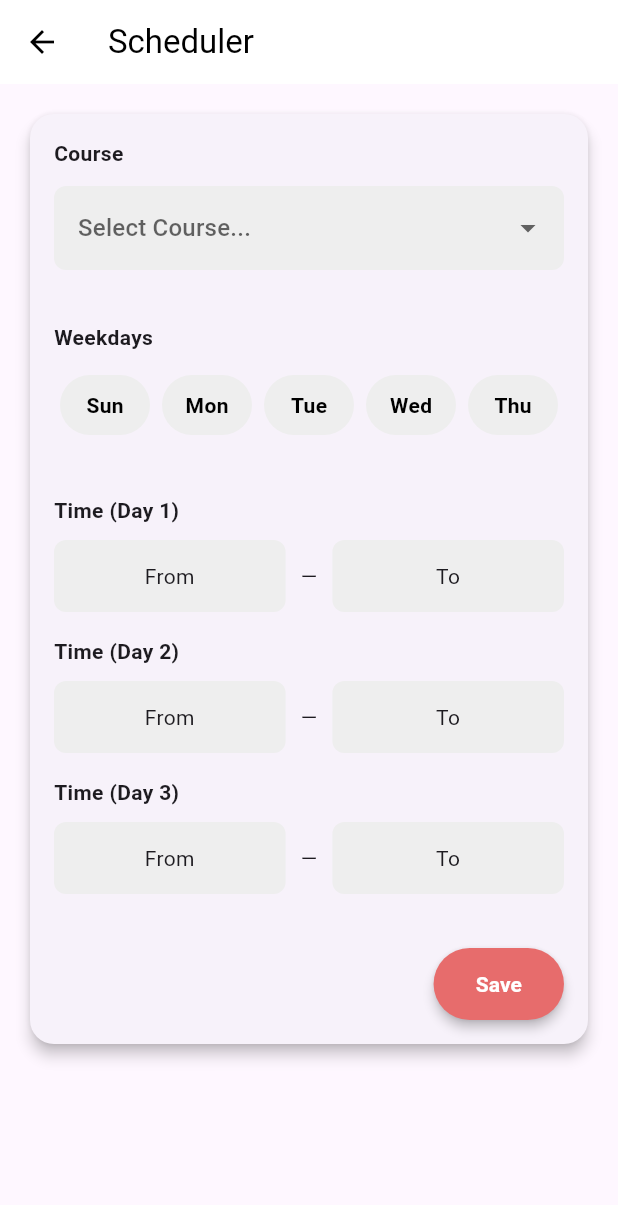
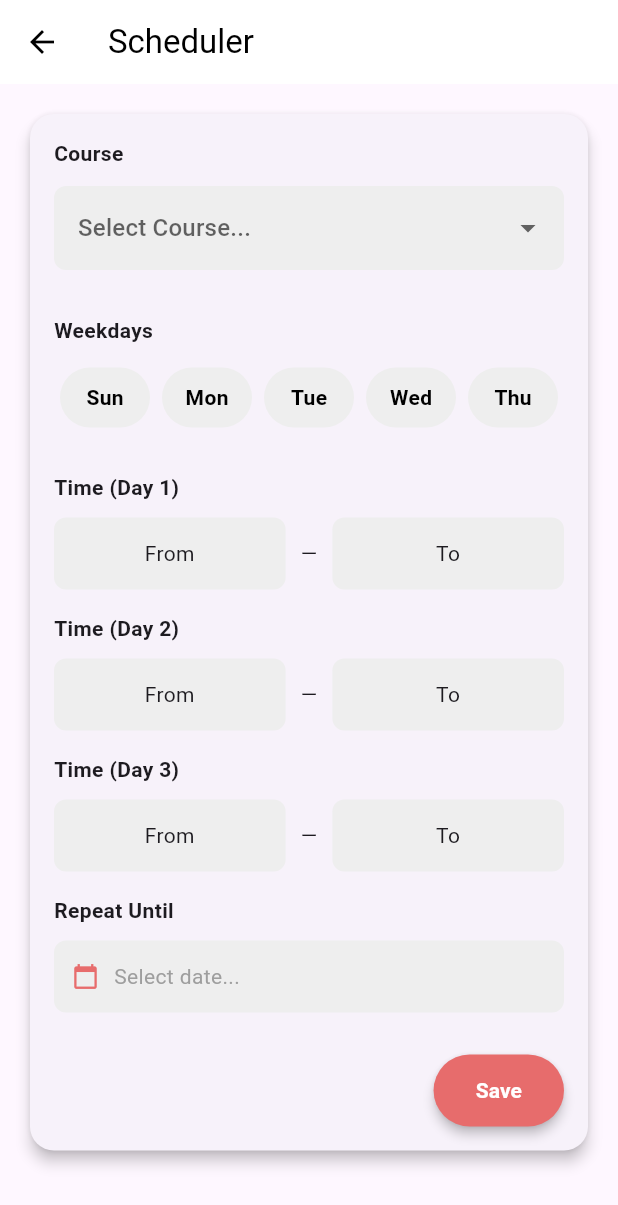
Before and after one commit to adityasaha03/AUSTmate, a Flutter app: the SchedulerPage screen opened directly, on a phone screen of 412 x 824 dp. Shown: the top 1205 px of the screen. Run offline on Flutter 3.47's test engine with Material 3 defaults, Android fonts, the phone set to English and light mode, and no system bars; our stand-ins replace flutter_secure_storage, google_sign_in, supabase_flutter, webview_flutter; accounts and stored records are empty; network calls fail.

Commit message:
updates: connect to google, event creation functionality

```diff
--- a/austmate/lib/pages/scheduler_page.dart
+++ b/austmate/lib/pages/scheduler_page.dart
@@ -1,3 +1,4 @@
+import 'package:austmate/services/calendar_service.dart';
 import 'package:flutter/material.dart';
 
 class SchedulerPage extends StatefulWidget {
@@ -9,6 +10,8 @@ class SchedulerPage extends StatefulWidget {
 
 class _SchedulerPageState extends State<SchedulerPage> {
   String? selectedCourse;
+  DateTime? repeatUntil;
+  bool _saving = false;
 
   Map<String, bool> weekdays = {
     "Sunday": false,
@@ -22,16 +25,31 @@ class _SchedulerPageState extends State<SchedulerPage> {
   TimeOfDay? twoFrom, twoTo;
   TimeOfDay? threeFrom, threeTo;
 
-  Future<void> pickTime(BuildContext context, Function(TimeOfDay) onPicked) async {
-    final TimeOfDay? picked = await showTimePicker(
-      context: context,
-      initialTime: TimeOfDay.now(),
-    );
+  Future<void> _pickTime(
+      BuildContext context, Function(TimeOfDay) onPicked) async {
+    final picked = await showTimePicker(
+        context: context, initialTime: TimeOfDay.now());
     if (picked != null) onPicked(picked);
   }
 
-  Widget buildTimeRow(String label, TimeOfDay? from, TimeOfDay? to,
-      Function(TimeOfDay) onFrom, Function(TimeOfDay) onTo) {
+  Future<void> _pickRepeatUntil() async {
+    final picked = await showDatePicker(
+      context: context,
+      initialDate: DateTime.now().add(const Duration(days: 7)),
+      firstDate: DateTime.now().add(const Duration(days: 1)),
+      lastDate: DateTime.now().add(const Duration(days: 365)),
+      helpText: "Repeat events until...",
+    );
+    if (picked != null) setState(() => repeatUntil = picked);
+  }
+
+  Widget _buildTimeRow(
+    String label,
+    TimeOfDay? from,
+    TimeOfDay? to,
+    Function(TimeOfDay) onFrom,
+    Function(TimeOfDay) onTo,
+  ) {
     return Column(
       crossAxisAlignment: CrossAxisAlignment.start,
       children: [
@@ -41,14 +59,16 @@ class _SchedulerPageState extends State<SchedulerPage> {
           children: [
             Expanded(
               child: GestureDetector(
-                onTap: () => pickTime(context, onFrom),
+                onTap: () => _pickTime(context, onFrom),
                 child: Container(
-                  padding: const EdgeInsets.symmetric(vertical: 14, horizontal: 12),
+                  padding: const EdgeInsets.symmetric(
+                      vertical: 14, horizontal: 12),
                   decoration: BoxDecoration(
                     color: Colors.grey.shade200,
                     borderRadius: BorderRadius.circular(8),
                   ),
-                  child: Text(from?.format(context) ?? "From",textAlign: TextAlign.center),
+                  child: Text(from?.format(context) ?? "From",
+                      textAlign: TextAlign.center),
                 ),
               ),
             ),
@@ -57,14 +77,16 @@ class _SchedulerPageState extends State<SchedulerPage> {
             const SizedBox(width: 10),
             Expanded(
               child: GestureDetector(
-                onTap: () => pickTime(context, onTo),
+                onTap: () => _pickTime(context, onTo),
                 child: Container(
-                  padding: const EdgeInsets.symmetric(vertical: 14, horizontal: 12),
+                  padding: const EdgeInsets.symmetric(
+                      vertical: 14, horizontal: 12),
                   decoration: BoxDecoration(
                     color: Colors.grey.shade200,
                     borderRadius: BorderRadius.circular(8),
                   ),
-                  child: Text(to?.format(context) ?? "To", textAlign: TextAlign.center),
+                  child: Text(to?.format(context) ?? "To",
+                      textAlign: TextAlign.center),
                 ),
               ),
             ),
@@ -75,8 +97,67 @@ class _SchedulerPageState extends State<SchedulerPage> {
     );
   }
 
+  void _snack(String msg) =>
+      ScaffoldMessenger.of(context).showSnackBar(SnackBar(content: Text(msg)));
+
+  Future<void> _save() async {
+    if (selectedCourse == null) {
+      _snack("Please select a course.");
+      return;
+    }
+
+    final selectedDays = weekdays.entries
+        .where((e) => e.value)
+        .map((e) => e.key)
+        .toList();
+
+    if (selectedDays.isEmpty) {
+      _snack("Please select at least one weekday.");
+      return;
+    }
+
+    if (repeatUntil == null) {
+      _snack("Please set a repeat-until date.");
+      return;
+    }
+
+    // Each selected day maps to its own time slot
+    final startTimes = [oneFrom, twoFrom, threeFrom];
+    final endTimes = [oneTo, twoTo, threeTo];
+
+    for (int i = 0; i < selectedDays.length; i++) {
+      final start = i < startTimes.length ? startTimes[i] : null;
+      final end = i < endTimes.length ? endTimes[i] : null;
+      if (start == null || end == null) {
+        _snack("Please set times for Day ${i + 1}.");
+        return;
+      }
+    }
+
+    setState(() => _saving = true);
+
+    try {
+      await CalendarService.createEventsForSchedule(
+        courseName: selectedCourse!,
+        selectedDays: selectedDays,
+        startTimes: startTimes,
+        endTimes: endTimes,
+        repeatUntil: repeatUntil!,
+      );
+      _snack("Schedule saved to Google Calendar ✅");
+    } catch (e) {
+      _snack("Failed: $e");
+    } finally {
+      setState(() => _saving = false);
+    }
+  }
+
   @override
   Widget build(BuildContext context) {
+    final repeatLabel = repeatUntil == null
+        ? "Select date..."
+        : "${repeatUntil!.year}-${_pad(repeatUntil!.month)}-${_pad(repeatUntil!.day)}";
+
     return Scaffold(
       appBar: AppBar(
         title: const Text("Scheduler"),
@@ -89,8 +170,7 @@ class _SchedulerPageState extends State<SchedulerPage> {
         padding: const EdgeInsets.all(16),
         child: Card(
           shape: RoundedRectangleBorder(
-          borderRadius: BorderRadius.circular(16),
-        ),
+              borderRadius: BorderRadius.circular(16)),
           elevation: 4,
           child: Padding(
             padding: const EdgeInsets.all(16),
@@ -98,8 +178,7 @@ class _SchedulerPageState extends State<SchedulerPage> {
               child: Column(
                 crossAxisAlignment: CrossAxisAlignment.start,
                 children: [
-
-
+                  // Course
                   const Text("Course",
                       style: TextStyle(fontWeight: FontWeight.bold)),
                   const SizedBox(height: 12),
@@ -115,33 +194,25 @@ class _SchedulerPageState extends State<SchedulerPage> {
                     ),
                     hint: const Text("Select Course..."),
                     items: ["CSE2100", "CSE2103", "CSE2105"]
-                      .map((course) => DropdownMenuItem(
-                            value: course,
-                            child: Text(course),
-                          ))
+                        .map((c) =>
+                            DropdownMenuItem(value: c, child: Text(c)))
                         .toList(),
-                  onChanged: (value) {
-                    setState(() => selectedCourse = value);
-                  },
+                    onChanged: (v) => setState(() => selectedCourse = v),
                   ),
 
-                const SizedBox(height: 35),
+                  const SizedBox(height: 30),
 
-
+                  // Weekdays
                   const Text("Weekdays",
                       style: TextStyle(fontWeight: FontWeight.bold)),
                   const SizedBox(height: 15),
                   Row(
                     children: weekdays.keys.map((day) {
-                    final bool isSelected = weekdays[day]!;
-
+                      final isSelected = weekdays[day]!;
                       return Expanded(
                         child: GestureDetector(
-                        onTap: () {
-                          setState(() {
-                            weekdays[day] = !isSelected;
-                          });
-                        },
+                          onTap: () =>
+                              setState(() => weekdays[day] = !isSelected),
                           child: AnimatedContainer(
                             duration: const Duration(milliseconds: 200),
                             margin:
@@ -152,8 +223,7 @@ class _SchedulerPageState extends State<SchedulerPage> {
                               color: isSelected
                                   ? const Color(0xFFE76C6C)
                                   : Colors.grey.shade200,
-                            borderRadius:
-                                BorderRadius.circular(25),
+                              borderRadius: BorderRadius.circular(25),
                             ),
                             child: Center(
                               child: Text(
@@ -172,61 +242,86 @@ class _SchedulerPageState extends State<SchedulerPage> {
                     }).toList(),
                   ),
 
-                const SizedBox(height: 40),
+                  const SizedBox(height: 30),
 
-
-                buildTimeRow(
+                  // Time slots
+                  _buildTimeRow(
                     "Time (Day 1)",
-                  oneFrom,
-                  oneTo,
-                  (val) => setState(() => oneFrom = val),
-                  (val) => setState(() => oneTo = val),
+                    oneFrom, oneTo,
+                    (v) => setState(() => oneFrom = v),
+                    (v) => setState(() => oneTo = v),
+                  ),
+                  _buildTimeRow(
+                    "Time (Day 2)",
+                    twoFrom, twoTo,
+                    (v) => setState(() => twoFrom = v),
+                    (v) => setState(() => twoTo = v),
+                  ),
+                  _buildTimeRow(
+                    "Time (Day 3)",
+                    threeFrom, threeTo,
+                    (v) => setState(() => threeFrom = v),
+                    (v) => setState(() => threeTo = v),
                   ),
 
-                buildTimeRow(
-                  "Time (Day 2)",
-                  twoFrom,
-                  twoTo,
-                  (val) => setState(() => twoFrom = val),
-                  (val) => setState(() => twoTo = val),
+                  // Repeat Until
+                  const Text("Repeat Until",
+                      style: TextStyle(fontWeight: FontWeight.bold)),
+                  const SizedBox(height: 10),
+                  GestureDetector(
+                    onTap: _pickRepeatUntil,
+                    child: Container(
+                      width: double.infinity,
+                      padding: const EdgeInsets.symmetric(
+                          vertical: 14, horizontal: 12),
+                      decoration: BoxDecoration(
+                        color: Colors.grey.shade200,
+                        borderRadius: BorderRadius.circular(8),
+                      ),
+                      child: Row(
+                        children: [
+                          const Icon(Icons.calendar_today,
+                              size: 18, color: Color(0xFFE76C6C)),
+                          const SizedBox(width: 10),
+                          Text(
+                            repeatLabel,
+                            style: TextStyle(
+                              color: repeatUntil == null
+                                  ? Colors.grey
+                                  : Colors.black,
+                            ),
+                          ),
+                        ],
+                      ),
+                    ),
                   ),
 
-                buildTimeRow(
-                  "Time (Day 3)",
-                  threeFrom,
-                  threeTo,
-                  (val) => setState(() => threeFrom = val),
-                  (val) => setState(() => threeTo = val),
-                ),
+                  const SizedBox(height: 28),
 
-                const SizedBox(height: 20),
-
-
+                  // Save button
                   Align(
                     alignment: Alignment.centerRight,
                     child: ElevatedButton(
-                    onPressed: () {
-                    },
+                      onPressed: _saving ? null : _save,
                       style: ElevatedButton.styleFrom(
-                      backgroundColor:
-                          const Color(0xFFE76C6C),
+                        backgroundColor: const Color(0xFFE76C6C),
                         foregroundColor: Colors.white,
                         padding: const EdgeInsets.symmetric(
-                        horizontal: 28,
-                        vertical: 14,
-                      ),
+                            horizontal: 28, vertical: 14),
                         shape: RoundedRectangleBorder(
-                        borderRadius:
-                            BorderRadius.circular(30),
+                          borderRadius: BorderRadius.circular(30),
                         ),
                         elevation: 3,
                       ),
-                    child: const Text(
-                      "Save",
-                      style: TextStyle(
-                        fontWeight: FontWeight.w600,
-                      ),
-                    ),
+                      child: _saving
+                          ? const SizedBox(
+                              width: 20,
+                              height: 20,
+                              child: CircularProgressIndicator(
+                                  color: Colors.white, strokeWidth: 2))
+                          : const Text("Save",
+                              style:
+                                  TextStyle(fontWeight: FontWeight.w600)),
                     ),
                   ),
                 ],
@@ -237,4 +332,6 @@ class _SchedulerPageState extends State<SchedulerPage> {
       ),
     );
   }
+
+  String _pad(int n) => n.toString().padLeft(2, '0');
 }
--- /dev/null
+++ b/austmate/lib/services/calendar_service.dart
@@ -0,0 +1,123 @@
+import 'dart:convert';
+import 'package:flutter/material.dart';
+import 'package:http/http.dart' as http;
+import 'package:austmate/services/google_auth_service.dart';
+
+class CalendarService {
+  static const _url =
+      'https://www.googleapis.com/calendar/v3/calendars/primary/events';
+
+  static const _dayMap = {
+    'Sunday': DateTime.sunday,
+    'Monday': DateTime.monday,
+    'Tuesday': DateTime.tuesday,
+    'Wednesday': DateTime.wednesday,
+    'Thursday': DateTime.thursday,
+    'Friday': DateTime.friday,
+    'Saturday': DateTime.saturday,
+  };
+
+  static const _rruleDay = {
+    'Sunday': 'SU',
+    'Monday': 'MO',
+    'Tuesday': 'TU',
+    'Wednesday': 'WE',
+    'Thursday': 'TH',
+    'Friday': 'FR',
+    'Saturday': 'SA',
+  };
+
+  static String _pad(int n) => n.toString().padLeft(2, '0');
+
+  /// Creates a single weekly recurring event for one weekday.
+  static Future<void> createRecurringEvent({
+    required String courseName,
+    required String weekdayName,
+    required TimeOfDay startTime,
+    required TimeOfDay endTime,
+    required DateTime repeatUntil,
+  }) async {
+    final token = await GoogleAuthService.getAccessToken();
+    if (token == null) throw Exception("Not authenticated with Google.");
+
+    // Find the next occurrence of this weekday from today
+    final today = DateTime.now();
+    final targetDay = _dayMap[weekdayName]!;
+    int daysAhead = (targetDay - today.weekday + 7) % 7;
+    if (daysAhead == 0) daysAhead = 7; // if today, schedule for next week
+
+    final firstDate = today.add(Duration(days: daysAhead));
+    final dateStr =
+        '${firstDate.year}-${_pad(firstDate.month)}-${_pad(firstDate.day)}';
+
+    // RRULE UNTIL must be in UTC format: 20251231T000000Z
+    final untilStr =
+        '${repeatUntil.year}${_pad(repeatUntil.month)}${_pad(repeatUntil.day)}T000000Z';
+
+    final rruleDay = _rruleDay[weekdayName]!;
+
+    final body = jsonEncode({
+      "summary": courseName,
+      "start": {
+        "dateTime":
+            "${dateStr}T${_pad(startTime.hour)}:${_pad(startTime.minute)}:00",
+        "timeZone": "Asia/Dhaka",
+      },
+      "end": {
+        "dateTime":
+            "${dateStr}T${_pad(endTime.hour)}:${_pad(endTime.minute)}:00",
+        "timeZone": "Asia/Dhaka",
+      },
+      "recurrence": [
+        "RRULE:FREQ=WEEKLY;BYDAY=$rruleDay;UNTIL=$untilStr"
+      ],
+    });
+
+
+
+    final response = await http.post(
+      Uri.parse(_url),
+      headers: {
+        'Authorization': 'Bearer $token',
+        'Content-Type': 'application/json',
+      },
+      body: body,
+    );
+
+    if (response.statusCode != 200 && response.statusCode != 201) {
+      throw Exception(
+          "Calendar API error ${response.statusCode}: ${response.body}");
+    }
+  }
+
+  /// Creates recurring events for multiple weekdays in parallel.
+  /// Each day gets its own time slot.
+  static Future<void> createEventsForSchedule({
+    required String courseName,
+    required List<String> selectedDays,
+    required List<TimeOfDay?> startTimes,
+    required List<TimeOfDay?> endTimes,
+    required DateTime repeatUntil,
+  }) async {
+    final futures = <Future>[];
+
+    for (int i = 0; i < selectedDays.length; i++) {
+      final start = i < startTimes.length ? startTimes[i] : null;
+      final end = i < endTimes.length ? endTimes[i] : null;
+
+      if (start == null || end == null) continue;
+
+      futures.add(
+        createRecurringEvent(
+          courseName: courseName,
+          weekdayName: selectedDays[i],
+          startTime: start,
+          endTime: end,
+          repeatUntil: repeatUntil,
+        ),
+      );
+    }
+
+    await Future.wait(futures);
+  }
+}
--- /dev/null
+++ b/austmate/lib/services/google_auth_service.dart
@@ -0,0 +1,70 @@
+import 'package:flutter_secure_storage/flutter_secure_storage.dart';
+import 'package:google_sign_in/google_sign_in.dart';
+
+
+class GoogleAuthService {
+  static final _googleSignIn = GoogleSignIn(
+    scopes: [
+      'email',
+      'https://www.googleapis.com/auth/calendar',
+    ],
+  );
+
+  static const _storage = FlutterSecureStorage(
+    aOptions: AndroidOptions(encryptedSharedPreferences: true),
+  );
+
+  static const _keyAccessToken = 'google_access_token';
+  static const _keyIdToken = 'google_id_token';
+  static const _keyConnected = 'google_connected';
+
+   // Signs in with Google and saves everything securely on device.
+  static Future<bool> connectGoogle() async {
+    try {
+      final account = await _googleSignIn.signIn();
+      if (account == null) return false;
+
+      final auth = await account.authentication;
+      if (auth.accessToken == null) return false;
+
+      await _storage.write(key: _keyAccessToken, value: auth.accessToken);
+      await _storage.write(key: _keyIdToken, value: auth.idToken);
+      await _storage.write(key: _keyConnected, value: 'true');
+
+      return true;
+    } catch (e) {
+      return false;
+    }
+  }
+
+  /// Checks locally whether Google is connected.
+  static Future<bool> isConnected() async {
+    final value = await _storage.read(key: _keyConnected);
+    return value == 'true';
+  }
+
+  /// Gets a fresh access token — tries silent sign-in first.
+  static Future<String?> getAccessToken() async {
+    final account = _googleSignIn.currentUser
+        ?? await _googleSignIn.signInSilently();
+
+    if (account != null) {
+      final auth = await account.authentication;
+      if (auth.accessToken != null) {
+        await _storage.write(key: _keyAccessToken, value: auth.accessToken);
+        return auth.accessToken;
+      }
+    }
+
+    // Fall back to locally stored token
+    return await _storage.read(key: _keyAccessToken);
+  }
+
+  /// Disconnects Google — clears all local data.
+  static Future<void> disconnect() async {
+    await _googleSignIn.signOut();
+    await _storage.delete(key: _keyAccessToken);
+    await _storage.delete(key: _keyIdToken);
+    await _storage.delete(key: _keyConnected);
+  }
+}
```
Also changed, not shown: austmate/lib/pages/connect_google_page.dart (added, +75 -0 lines), austmate/lib/pages/profile_page.dart (+14 -8 lines), austmate/pubspec.yaml (+7 -0 lines), austmate/assets/images/google_logo.png (added), austmate/assets/images/logo1.png (added), austmate/pubspec.lock, 6 other files. Lines whose indentation alone changed are shown as unchanged.
